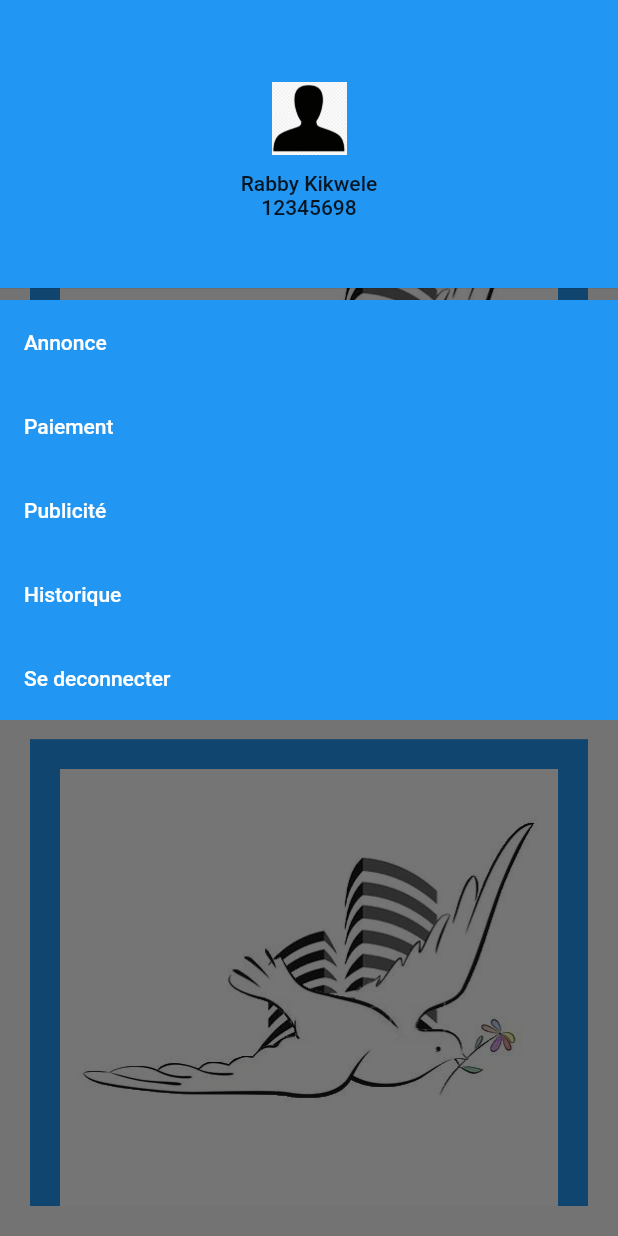
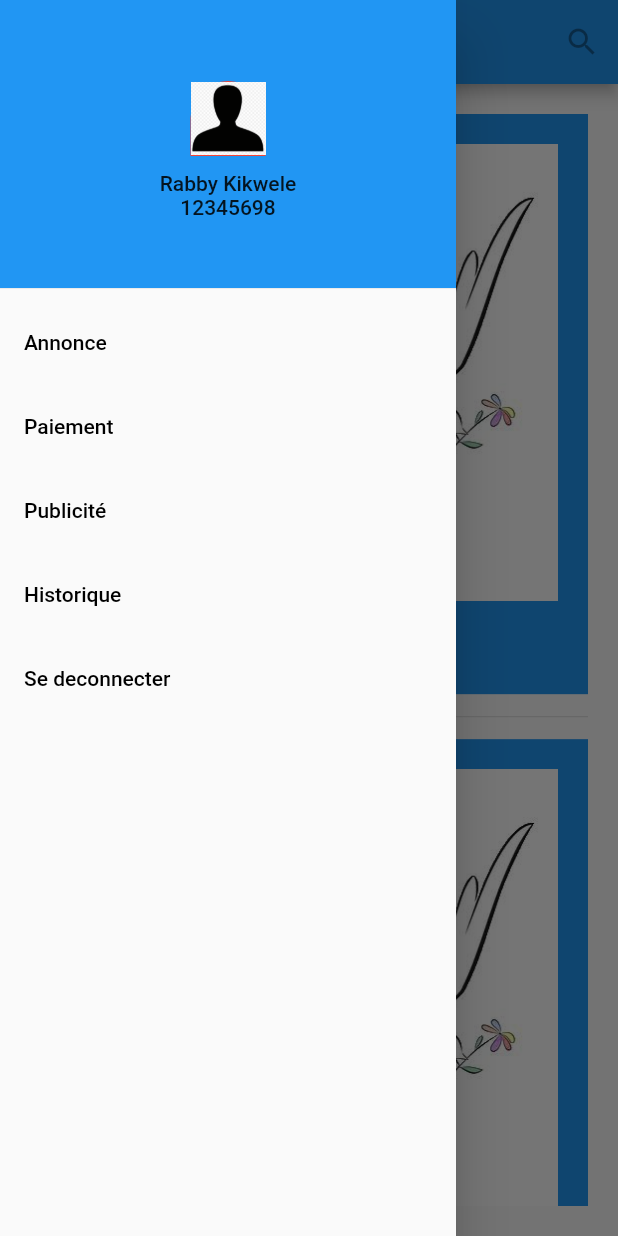
Before and after one commit to verstands/regicash2, a Flutter app: the accueil screen opened directly, with the side drawer open, on a phone screen of 412 x 824 dp. Run offline on Flutter 3.47's test engine with Material 2 defaults, Android fonts, the phone set to English and light mode, and no system bars; missing offline and left inert: dart:html.

Commit message:
fin_annonce

```diff
--- a/lib/main.dart
+++ b/lib/main.dart
@@ -1,7 +1,6 @@
 import 'package:flutter/material.dart';
 import 'package:regicash2/screens/accueil.dart';
 import 'package:regicash2/screens/annconces.dart';
-import 'package:regicash2/screens/authentification.dart';
 import 'package:regicash2/screens/demarrage.dart';
 
 void main() {
@@ -20,7 +19,7 @@
       theme: ThemeData(
         primarySwatch: Colors.blue,
       ),
-      home: const Annonce(),
+      home: const demarrage(),
     );
   }
 }
--- a/lib/screens/accueil.dart
+++ b/lib/screens/accueil.dart
@@ -20,7 +20,8 @@ class _accueilState extends State<accueil> {
              IconButton(onPressed: null, icon: Icon(Icons.search),),
            ],
         ),
-        drawer: ListView(
+        drawer: Drawer(
+           child:  ListView(
            padding: EdgeInsets.zero,
            children: [
               SizedBox(
@@ -28,15 +29,21 @@ class _accueilState extends State<accueil> {
                  child:  DrawerHeader(
                     child: Column(
                       mainAxisAlignment: MainAxisAlignment.center,
-                      children: const [
-                        SizedBox(
-                         height: 50,
-                         width: 50,
-                         child :Image(image: AssetImage('assets/images/user.PNG')),
+                      children:  [
+                        Container(
+                          decoration: const BoxDecoration(
+                            color: Colors.red,
+                             borderRadius: BorderRadius.only(topLeft: Radius.circular(50), topRight: Radius.circular(50)),
+                          ),
+                          child: const SizedBox(
+                             height: 50,
+                             width: 50,
+                             child: Image(image: AssetImage('assets/images/user.PNG')),
+                          ),
                         ),
-                        SizedBox(height: 10,),
-                        Text("Rabby Kikwele"),
-                        Text("12345698"),
+                        const SizedBox(height: 10,),
+                       const Text("Rabby Kikwele"),
+                        const Text("12345698"),
                       ],
                   ),
                 decoration: const BoxDecoration(color: Colors.blue),
@@ -44,18 +51,18 @@ class _accueilState extends State<accueil> {
               ),
 
               Container(
-                color: Colors.blue,
                  child: Column(
                    children: const [
-                       ListTile( title: Text("Annonce", style: TextStyle(color: Colors.white),),  onTap: null,),
-                       ListTile( title: Text("Paiement", style: TextStyle(color: Colors.white)), onTap: null,),
-                       ListTile( title: Text("Publicité", style: TextStyle(color: Colors.white)), onTap: null,),
-                       ListTile( title: Text("Historique", style: TextStyle(color: Colors.white)), onTap: null,),
-                       ListTile( title: Text("Se deconnecter", style: TextStyle(color: Colors.white)), onTap: null,),
+                       ListTile( title: Text("Annonce", style: TextStyle(color: Colors.black),),  onTap:  null,),
+                       ListTile( title: Text("Paiement", style: TextStyle(color: Colors.black)), onTap: null,),
+                       ListTile( title: Text("Publicité", style: TextStyle(color: Colors.black)), onTap: null,),
+                       ListTile( title: Text("Historique", style: TextStyle(color: Colors.black)), onTap: null,),
+                       ListTile( title: Text("Se deconnecter", style: TextStyle(color: Colors.black)), onTap: null,),
                    ],
                  ),
               )
            ],
+        ),
         ),
         body: Padding(
           padding: EdgeInsets.all(20),
```
Also changed, not shown: lib/screens/authentification.dart (+10 -5 lines), lib/screens/demarrage.dart (+14 -0 lines).
